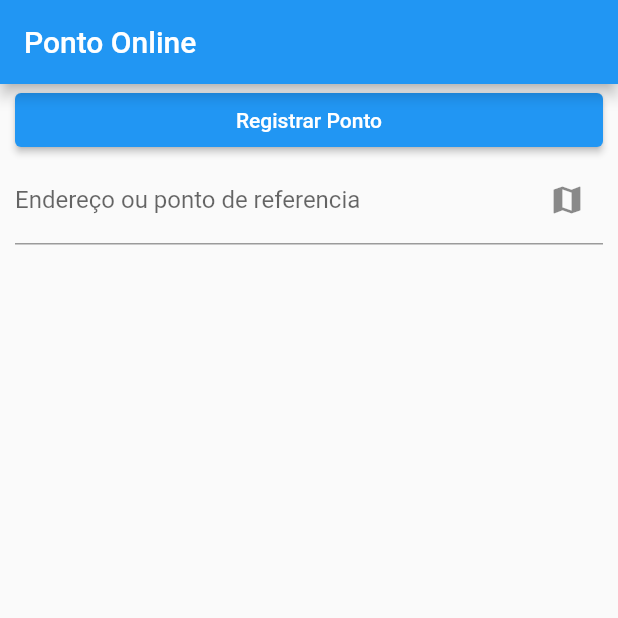
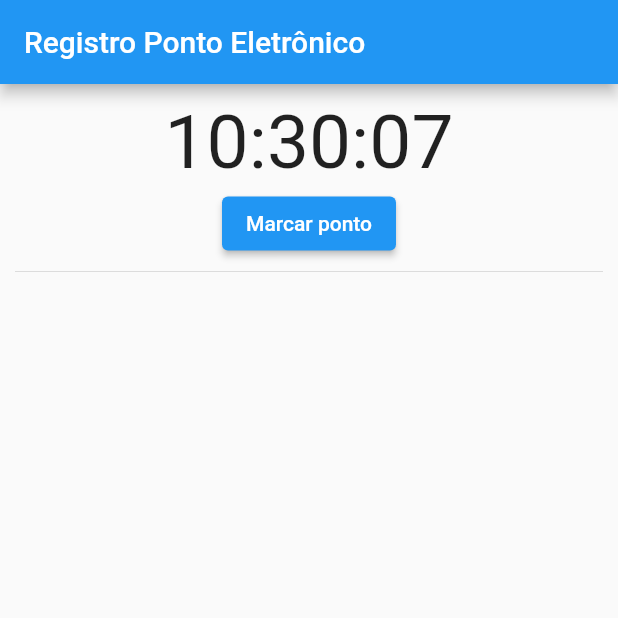
Before and after one commit to Jakson-Alves/ponto, a Flutter app: the screen it shows after launch, on a phone screen of 412 x 824 dp, the top half of it. Run offline on Flutter 3.47's test engine with Material 2 defaults, Android fonts, the phone set to English and light mode, and no system bars; our stand-ins replace geolocator, sqflite; missing offline and left inert: maps_launcher; accounts and stored records are empty.

Commit message:
12-05-2023

```diff
--- a/lib/dao/ponto_dao.dart
+++ b/lib/dao/ponto_dao.dart
@@ -31,30 +31,16 @@ class PontoDao {
     return registrosAtualizados > 0;
   }
 
-  Future<List<Ponto>> listar({
-    String filtro = '',
-    String campoOrdenacao = Ponto.campoId,
-    bool usarOrdemDecrescente = false,
-  }) async {
-    String? where;
-    if (filtro.isNotEmpty) {
-      where = "UPPER(${Ponto.campoLocal}) LIKE '${filtro.toUpperCase()}%'";
-    }
-    var orderBy = campoOrdenacao;
-    if (usarOrdemDecrescente) {
-      orderBy += ' DESC';
-    }
+  Future<List<Ponto>> listar() async {
     final database = await databaseProvider.database;
     final resultado = await database.query(
       Ponto.nomeTabela,
       columns: [
         Ponto.campoId,
-        Ponto.campoLocal,
-        Ponto.campoHora,
-        Ponto.campoFinalizada
+        Ponto.campoLongitude,
+        Ponto.campoLatitude,
+        Ponto.campoData
       ],
-      where: where,
-      orderBy: orderBy,
     );
     return resultado.map((m) => Ponto.fromMap(m)).toList();
   }
--- a/lib/database/database_provider.dart
+++ b/lib/database/database_provider.dart
@@ -20,7 +20,7 @@ class DatabaseProvider {
       dbPath,
       version: _dbVersion,
       onCreate: _onCreate,
-      onUpgrade: _onUpgrade,
+      // onUpgrade: _onUpgrade,
     );
   }
 
@@ -28,22 +28,16 @@ class DatabaseProvider {
     await db.execute('''
       CREATE TABLE ${Ponto.nomeTabela} (
         ${Ponto.campoId} INTEGER PRIMARY KEY AUTOINCREMENT,
-        ${Ponto.campoLocal} TEXT NOT NULL,
-        ${Ponto.campoHora} TEXT,
-        ${Ponto.campoFinalizada} INTEGER NOT NULL DEFAULT 0
+        ${Ponto.campoLatitude} TEXT NOT NULL,
+        ${Ponto.campoLongitude} TEXT NOT NULL,
+        ${Ponto.campoData} TEXT
       );
     ''');
   }
 
-  Future<void> _onUpgrade(Database db, int oldVersion, int newVersion) async {
-    switch (oldVersion) {
-      case 1:
-        await db.execute('''
-          ALTER TABLE ${Ponto.nomeTabela}
-          ADD ${Ponto.campoFinalizada} INTEGER NOT NULL DEFAULT 0;
-        ''');
-    }
-  }
+  // Future<void> _onUpgrade(Database db, int oldVersion, int newVersion) async {
+  //
+  // }
 
   Future<void> close() async {
     if (_database != null) {
--- a/lib/model/ponto.dart
+++ b/lib/model/ponto.dart
@@ -3,43 +3,34 @@ import 'package:intl/intl.dart';
 class Ponto {
   static const nomeTabela = 'ponto';
   static const campoId = '_id';
-  static const campoLocal = 'local';
-  static const campoHora = 'hora';
-  static const campoFinalizada = 'finalizada';
+  static const campoLatitude = 'latitude';
+  static const campoLongitude = 'longitude';
+  static const campoData = 'data';
 
   int? id;
-  late String local;
-  DateTime? hora;
-  bool finalizada;
+  String? latitude;
+  String? longitude;
+  String? data;
 
   Ponto({
     this.id,
-    required this.local,
-    this.hora,
-    this.finalizada = false,
+    this.latitude,
+    this.longitude,
+    this.data,
   });
 
-  String get prazoFormatado {
-    if (hora == null) {
-      return '';
-    }
-    return DateFormat('dd/MM/yyyy').format(hora!);
-  }
-
   Map<String, dynamic> toMap() => {
-    campoId: id,
-    campoLocal: local,
-    campoHora:
-    hora == null ? null : DateFormat("yyyy-MM-dd").format(hora!),
-    campoFinalizada: finalizada ? 1 : 0,
+    campoId: id == 0 ? null : id,
+    campoLatitude: latitude,
+    campoLongitude: longitude,
+    campoData:
+    data == null ? null : data!,
   };
 
   factory Ponto.fromMap(Map<String, dynamic> map) => Ponto(
     id: map[campoId] is int ? map[campoId] : null,
-    local: map[campoLocal] is String ? map[campoLocal] : '',
-    hora: map[campoHora] is String
-        ? DateFormat("yyyy-MM-dd").parse(map[campoHora])
-        : null,
-    finalizada: map[campoFinalizada] == 1,
+    latitude: map[campoLatitude] is String ? map[campoLatitude] : '',
+    longitude: map[campoLongitude] is String ? map[campoLongitude] : '',
+    data: map[campoData] is String ? map[campoData] : null,
   );
 }
--- a/lib/pages/maps_page.dart
+++ b/lib/pages/maps_page.dart
@@ -1,10 +1,13 @@
+import 'dart:async';
+
 import 'package:flutter/cupertino.dart';
 import 'package:flutter/material.dart';
 import 'package:geolocator/geolocator.dart';
+import 'package:intl/intl.dart';
 import 'package:mapas_md/dao/ponto_dao.dart';
 import 'package:mapas_md/model/ponto.dart';
 import 'package:maps_launcher/maps_launcher.dart';
-import 'package:shared_preferences/shared_preferences.dart';
+import 'detalhes_ponto_page.dart';
 
 class HomePage extends StatefulWidget{
   HomePage({Key? key}) : super(key: key);
@@ -13,131 +16,216 @@ class HomePage extends StatefulWidget{
 }
 
 class _HomePageState extends State<HomePage>{
-  Position? _localizacaoAtual;
-  final _controller = TextEditingController();
-
-  String get _textoLocalizacao => _localizacaoAtual == null ? '' :
-  'Latitude: ${_localizacaoAtual!.latitude}  |  Longetude: ${_localizacaoAtual!.longitude}';
-
-  final _pontos = <Ponto>[];
+  final _registros = <Ponto>[];
+  final _dateFormat = DateFormat('dd/MM/yyyy - H:m:s');
   final _dao = PontoDao();
   var _carregando = false;
+  static const acaoVisualizar = 'visualizar';
+  static const acaoMapa = 'mapa';
+  String formattedTime = DateFormat('Hms').format(DateTime.now());
+  String hour = DateFormat('a').format(DateTime.now());
+  late Timer _timer;
 
   @override
   void initState() {
     super.initState();
+    _timer = Timer.periodic(const Duration(milliseconds: 500), (timer) => _update());
     _atualizarLista();
   }
 
-  Widget build (BuildContext context){
+  void _update() {
+    setState(() {
+      formattedTime = DateFormat('Hms').format(DateTime.now());
+      hour = DateFormat('a').format(DateTime.now());
+    });
+  }
+
+  @override
+  Widget build(BuildContext context){
     return Scaffold(
-      appBar: AppBar(title: Text('Ponto Online')),
+      appBar: _criarAppBar(),
       body: _criarBody(),
     );
   }
 
-  Widget _criarBody() => ListView(
+  AppBar _criarAppBar(){
+    return AppBar(
+      title: Text("Registro Ponto Eletrônico"),
+    );
+  }
+
+  Widget _criarBody() => Padding(
+    padding: EdgeInsets.all(10),
+    child: Column(
       children: [
-      Padding(
-        padding: EdgeInsets.symmetric(horizontal: 10),
-        child: ElevatedButton(
-          child: Text('Registrar Ponto'),
-          onPressed: _obterLocalizacaoAtual,
+        Text(formattedTime,
+          style: TextStyle(
+              fontSize: 50
           ),
         ),
-      if(_localizacaoAtual != null)
+        ElevatedButton(
+          onPressed: _obterLocalizacaoAtual,
+          child: Text('Marcar ponto'),
+        ),
+        Divider(),
+        Expanded(
+            child: ListView.separated(
+              shrinkWrap: true,
+              itemCount: _registros.length,
+              itemBuilder: (BuildContext context, int index){
+                final registro = _registros[index];
+                return PopupMenuButton<String>(
+                  child: ListTile(
+                    leading: Text('${registro.id}'),
+                    title: Text('${registro.data}'),
+                    subtitle: Text('Lat: ${registro.latitude} '
+                        'Long: ${registro.longitude}'),
+                  ),
+                  itemBuilder: (_) => _criarItensMenuPopup(),
+                  onSelected: (String valorSelecionado) {
+                    if (valorSelecionado == acaoVisualizar) {
+                      _abrirPaginaDetalhes(registro);
+                    }else if (valorSelecionado == acaoMapa) {
+                      _abrirCoordenadasMapaExterno(
+                          registro.latitude!,
+                          registro.longitude!
+                      );
+                    }
+                  },
+                );
+              },
+              separatorBuilder: (_, __) => Divider(),
+            )
+        )
+      ],
+    ),
+  );
+
+  List<PopupMenuEntry<String>> _criarItensMenuPopup() => [
+    PopupMenuItem(
+      value: acaoVisualizar,
+      child: Row(
+        children: const [
+          Icon(Icons.info, color: Colors.blue),
           Padding(
-          padding: EdgeInsets.symmetric(horizontal: 10),
-          child: Row(
-            children: [
-              Expanded(
-                child: Text(_textoLocalizacao),
-              ),
-              ElevatedButton(
-                  onPressed: _abrirCoordenadasNoMapaExterno,
-                  child: Icon(Icons.map)
+            padding: EdgeInsets.only(left: 10),
+            child: Text('Detalhes'),
           ),
         ],
       ),
     ),
+    PopupMenuItem(
+      value: acaoMapa,
+      child: Row(
+        children: const [
+          Icon(Icons.map, color: Colors.green),
           Padding(
-        padding: EdgeInsets.symmetric(horizontal: 10),
-        child: TextField(
-          controller: _controller,
-          decoration: InputDecoration(
-              labelText: 'Endereço ou ponto de referencia',
-              suffixIcon: IconButton(
-                icon: Icon(Icons.map),
-                tooltip: 'Abrir no mapa',
-                onPressed: _abrirNoMapaExterno,
-              )
+            padding: EdgeInsets.only(left: 10),
+            child: Text('Abrir no Mapa'),
+          ),
+        ],
       ),
     ),
-      )
-    ],
+  ];
+
+  void _abrirPaginaDetalhes(Ponto ponto) {
+    Navigator.push(
+        context,
+        MaterialPageRoute(
+          builder: (_) => DetalhesPontoPage(
+            ponto: ponto,
+          ),
+        ));
+  }
+
+  void _abrirCoordenadasMapaExterno(String lat, String long){
+    if(lat == 'null' || long == 'null'){
+      return;
+    }
+    MapsLauncher.launchCoordinates(
+        double.parse(lat),
+        double.parse(long)
     );
+  }
 
-  void _obterLocalizacaoAtual() async {
+  void _atualizarLista() async {
+    setState(() {
+      _carregando = true;
+    });
+    final reg = await _dao.listar();
+    setState(() {
+      _carregando = false;
+      _registros.clear();
+      if (reg.isNotEmpty) {
+        _registros.addAll(reg);
+      }
+    });
+  }
+
+  void _obterLocalizacaoAtual() async{
     bool servicoHabilitado = await _servicoHabilitado();
+
     if(!servicoHabilitado){
       return;
     }
-    bool permissoesPermitidas = await _permissoesPermitidas();
+    bool permissoesPermitidas = await _verificaPermissoes();
     if(!permissoesPermitidas){
       return;
     }
-    _localizacaoAtual = await Geolocator.getCurrentPosition();
+    Position posicao = await Geolocator.getCurrentPosition();
+    Ponto registro = Ponto(id: 0);
+    registro.data = _dateFormat.format(DateTime.now());
+    if(posicao == null){
+      _dao.salvar(registro);
+    }else{
+      registro.latitude = '${posicao.latitude}';
+      registro.longitude = '${posicao.longitude}';
+      _dao.salvar(registro);
+    }
     setState(() {
-
+      _atualizarLista();
     });
   }
 
-  void _abrirNoMapaExterno(){
-    if(_controller.text.trim().isEmpty){
-      return;
-    }
-    MapsLauncher.launchQuery(_controller.text);
-  }
-
-  void _abrirCoordenadasNoMapaExterno(){
-    if(_localizacaoAtual == null){
-      return;
-    }
-    MapsLauncher.launchCoordinates(_localizacaoAtual!.latitude, _localizacaoAtual!.longitude);
-  }
-
-  Future<bool> _servicoHabilitado() async {
-    bool servicoHabilotado = await Geolocator.isLocationServiceEnabled();
-    if(!servicoHabilotado){
-      await _mostrarMensagemDialog('Para utilizar esse recurso, você deverá habilitar o serviço de localização '
-          'no dispositivo');
-      Geolocator.openLocationSettings();
+  Future<bool> _servicoHabilitado() async{
+    bool servicoHabilitado = await Geolocator.isLocationServiceEnabled();
+    if(!servicoHabilitado){
+      await _mostrarMensagemDialog(
+          'Para utilizar este recurso, é necessário acessar as configurações '
+              'do dispositivo e permitir a utilização do serviço de localização.'
+      );
+      Geolocator.openAppSettings();
       return false;
     }
     return true;
   }
 
-  Future<bool> _permissoesPermitidas() async {
+  Future<bool> _verificaPermissoes() async{
     LocationPermission permissao = await Geolocator.checkPermission();
     if(permissao == LocationPermission.denied){
       permissao = await Geolocator.requestPermission();
       if(permissao == LocationPermission.denied){
-        _mostrarMensagem('Não será possível utilizar o recusro por falta de permissão');
+        _mostrarMensagem('Não foi possível utilizar o recurso por falta de permissão');
         return false;
       }
     }
     if(permissao == LocationPermission.deniedForever){
       await _mostrarMensagemDialog(
-          'Para utilizar esse recurso, você deverá acessar as configurações '
-              'do appe permitir a utilização do serviço de localização');
+          'Para utilizar este recurso, é necessário acessar as configurações '
+              'do dispositivo e permitir a utilização do serviço de localização.'
+      );
       Geolocator.openAppSettings();
       return false;
     }
     return true;
+  }
 
-  }
   void _mostrarMensagem(String mensagem){
-    ScaffoldMessenger.of(context).showSnackBar(SnackBar(content: Text(mensagem)));
+    ScaffoldMessenger.of(context).showSnackBar(
+        SnackBar(
+            content: Text(mensagem)
+        )
+    );
   }
 
   Future<void> _mostrarMensagemDialog(String mensagem) async{
@@ -149,16 +237,10 @@ class _HomePageState extends State<HomePage>{
           actions: [
             TextButton(
                 onPressed: () => Navigator.of(context).pop(),
-            child: Text('OK'),
-          ),
+                child: Text('OK')
+            )
           ],
-      ),
+        )
     );
   }
-
-  void _atualizarLista() async {
-    setState(() {
-      _carregando = true;
-    });
 }
-}
```
Also changed, not shown: lib/pages/detalhes_ponto_page.dart (added, +87 -0 lines). Lines whose indentation alone changed are shown as unchanged.
